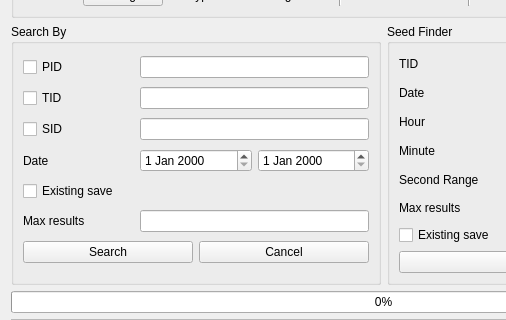
Old version of the form Forms/Gen5/IDs5.ui in the repository Admiral-Fish/PokeFinder; both pictures show x 0 to 506 and y 84 to 404 of the 767 by 490 pixel window.
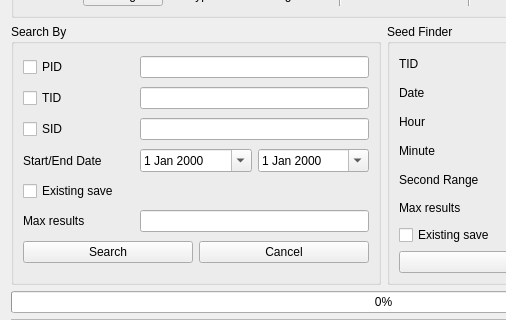
New version of the form. Custom widgets are drawn as their Qt base class.

The edit to the form file:
```diff
--- a/Forms/Gen5/IDs5.ui
+++ b/Forms/Gen5/IDs5.ui
@@ -333,15 +333,23 @@
       <item row="3" column="0">
        <widget class="QLabel" name="labelDateTime">
         <property name="text">
-         <string>Date</string>
+         <string>Start/End Date</string>
         </property>
        </widget>
       </item>
       <item row="3" column="1">
-       <widget class="QDateEdit" name="dateEditStart"/>
+       <widget class="QDateEdit" name="dateEditStart">
+        <property name="calendarPopup">
+         <bool>true</bool>
+        </property>
+       </widget>
       </item>
       <item row="3" column="2">
-       <widget class="QDateEdit" name="dateEditEnd"/>
+       <widget class="QDateEdit" name="dateEditEnd">
+        <property name="calendarPopup">
+         <bool>true</bool>
+        </property>
+       </widget>
       </item>
       <item row="4" column="0" colspan="2">
        <widget class="QCheckBox" name="checkBoxExistingSave">
```
